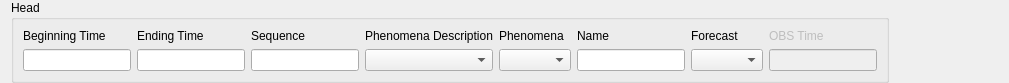
Old version of the form tafor/components/ui/sigmet_head.ui in the repository up1and/tafor.
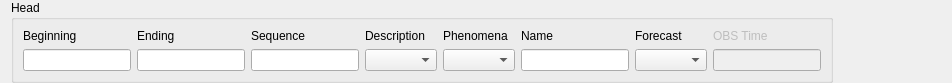
New version of the form.

Commit message: SIGMET 编辑器更新部分描述文字

Patch:
```diff
--- a/tafor/components/ui/sigmet_head.ui
+++ b/tafor/components/ui/sigmet_head.ui
@@ -6,7 +6,7 @@
    <rect>
     <x>0</x>
     <y>0</y>
-    <width>1009</width>
+    <width>952</width>
     <height>70</height>
    </rect>
   </property>
@@ -84,7 +84,7 @@
       <item row="0" column="3">
        <widget class="QLabel" name="descriptionLabel">
         <property name="text">
-         <string>Phenomena Description</string>
+         <string>Description</string>
         </property>
         <property name="buddy">
          <cstring>description</cstring>
@@ -94,7 +94,7 @@
       <item row="0" column="0">
        <widget class="QLabel" name="beginningTimeLabel">
         <property name="text">
-         <string>Beginning Time</string>
+         <string>Beginning</string>
         </property>
         <property name="buddy">
          <cstring>beginningTime</cstring>
@@ -136,7 +136,7 @@
       <item row="0" column="1">
        <widget class="QLabel" name="endingTimeLabel">
         <property name="text">
-         <string>Ending Time</string>
+         <string>Ending</string>
         </property>
         <property name="buddy">
          <cstring>endingTime</cstring>
```
The commit also changes 14 other files.
